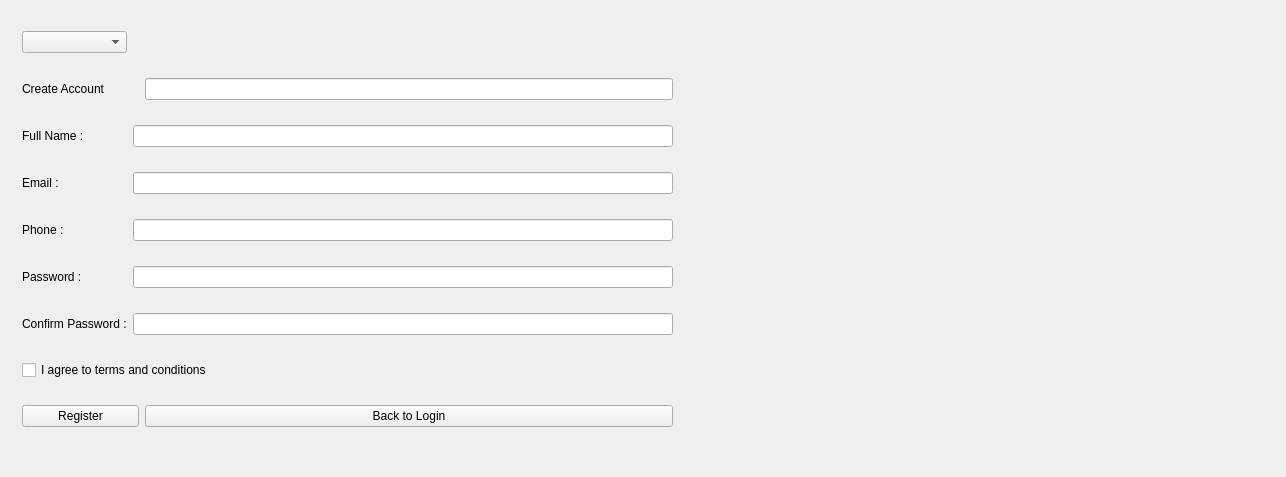
Before: the Qt Designer form registerwidget.ui in Pelix05/Blackholehospital, drawn with Qt 5.
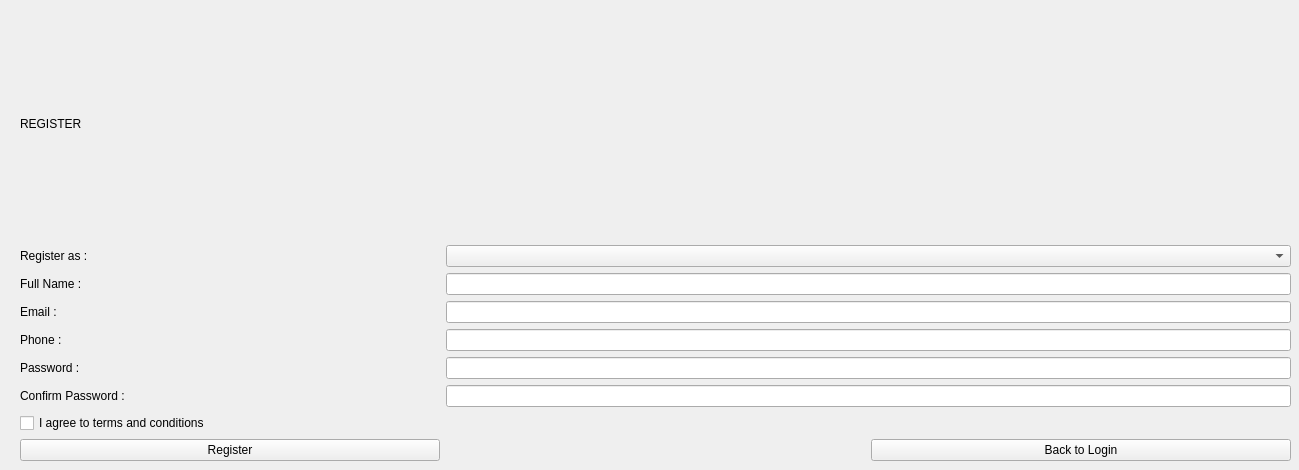
After: the same form once the commit is applied.

Commit message: forgot password function added and redesign

What changed in the file:
```diff
--- a/registerwidget.ui
+++ b/registerwidget.ui
@@ -6,47 +6,44 @@
    <rect>
     <x>0</x>
     <y>0</y>
-    <width>1286</width>
-    <height>477</height>
+    <width>1299</width>
+    <height>470</height>
    </rect>
   </property>
   <property name="windowTitle">
    <string>Form</string>
   </property>
-  <widget class="QWidget" name="layoutWidget">
+  <widget class="QWidget" name="">
    <property name="geometry">
     <rect>
-     <x>22</x>
-     <y>12</y>
-     <width>651</width>
-     <height>441</height>
+     <x>20</x>
+     <y>10</y>
+     <width>1271</width>
+     <height>451</height>
     </rect>
    </property>
    <layout class="QGridLayout" name="gridLayout">
-    <item row="7" column="0" colspan="4">
-     <widget class="QCheckBox" name="cbAgree">
+    <item row="0" column="0">
+     <widget class="QLabel" name="label_7">
+      <property name="focusPolicy">
+       <enum>Qt::TabFocus</enum>
+      </property>
       <property name="text">
-       <string>I agree to terms and conditions</string>
+       <string>REGISTER</string>
       </property>
      </widget>
     </item>
-    <item row="5" column="0">
-     <widget class="QLabel" name="label_5">
+    <item row="1" column="0">
+     <widget class="QLabel" name="label_8">
       <property name="text">
-       <string>Password :</string>
+       <string>Register as :</string>
       </property>
      </widget>
     </item>
-    <item row="4" column="1" colspan="3">
-     <widget class="QLineEdit" name="lePhone"/>
-    </item>
-    <item row="1" column="3">
-     <widget class="QLineEdit" name="leUserType"/>
-    </item>
-    <item row="4" column="0">
-     <widget class="QLabel" name="label_4">
+    <item row="2" column="0">
+     <widget class="QLabel" name="label_2">
       <property name="text">
-       <string>Phone :</string>
+       <string>Full Name :</string>
       </property>
      </widget>
     </item>
@@ -57,64 +54,74 @@
       </property>
      </widget>
     </item>
-    <item row="3" column="1" colspan="3">
-     <widget class="QLineEdit" name="leEmail"/>
+    <item row="4" column="0">
+     <widget class="QLabel" name="label_4">
+      <property name="text">
+       <string>Phone :</string>
+      </property>
+     </widget>
     </item>
-    <item row="10" column="0" colspan="3">
+    <item row="5" column="0">
+     <widget class="QLabel" name="label_5">
+      <property name="text">
+       <string>Password :</string>
+      </property>
+     </widget>
+    </item>
+    <item row="6" column="0">
+     <widget class="QLabel" name="label_6">
+      <property name="text">
+       <string>Confirm Password :</string>
+      </property>
+     </widget>
+    </item>
+    <item row="7" column="0" colspan="2">
+     <widget class="QCheckBox" name="cbAgree">
+      <property name="text">
+       <string>I agree to terms and conditions</string>
+      </property>
+     </widget>
+    </item>
+    <item row="8" column="0">
      <widget class="QPushButton" name="btnRegister">
       <property name="text">
        <string>Register</string>
       </property>
      </widget>
     </item>
-    <item row="10" column="3">
+    <item row="8" column="2">
      <widget class="QPushButton" name="btnBack">
       <property name="text">
        <string>Back to Login</string>
       </property>
      </widget>
     </item>
-    <item row="6" column="0">
-     <widget class="QLabel" name="label_6">
-      <property name="text">
-       <string>Confirm Password :</string>
-      </property>
-     </widget>
-    </item>
-    <item row="6" column="1" colspan="3">
-     <widget class="QLineEdit" name="leConfirmPassword">
-      <property name="echoMode">
-       <enum>QLineEdit::Password</enum>
-      </property>
-     </widget>
-    </item>
-    <item row="1" column="0" colspan="3">
-     <widget class="QLabel" name="label">
-      <property name="text">
-       <string>Create Account</string>
-      </property>
-     </widget>
-    </item>
-    <item row="2" column="0">
-     <widget class="QLabel" name="label_2">
-      <property name="text">
-       <string>Full Name :</string>
-      </property>
-     </widget>
-    </item>
-    <item row="5" column="1" colspan="3">
-     <widget class="QLineEdit" name="lePassword">
-      <property name="echoMode">
-       <enum>QLineEdit::Password</enum>
-      </property>
-     </widget>
-    </item>
-    <item row="2" column="1" colspan="3">
-     <widget class="QLineEdit" name="leUsername"/>
-    </item>
-    <item row="0" column="0">
+    <item row="1" column="1" colspan="2">
      <widget class="QComboBox" name="cbRole"/>
     </item>
+    <item row="2" column="1" colspan="2">
+     <widget class="QLineEdit" name="leUsername"/>
+    </item>
+    <item row="3" column="1" colspan="2">
+     <widget class="QLineEdit" name="leEmail"/>
+    </item>
+    <item row="4" column="1" colspan="2">
+     <widget class="QLineEdit" name="lePhone"/>
+    </item>
+    <item row="5" column="1" colspan="2">
+     <widget class="QLineEdit" name="lePassword">
+      <property name="echoMode">
+       <enum>QLineEdit::Password</enum>
+      </property>
+     </widget>
+    </item>
+    <item row="6" column="1" colspan="2">
+     <widget class="QLineEdit" name="leConfirmPassword">
+      <property name="echoMode">
+       <enum>QLineEdit::Password</enum>
+      </property>
+     </widget>
+    </item>
    </layout>
   </widget>
  </widget>
```
The commit also changes 7 other files.
